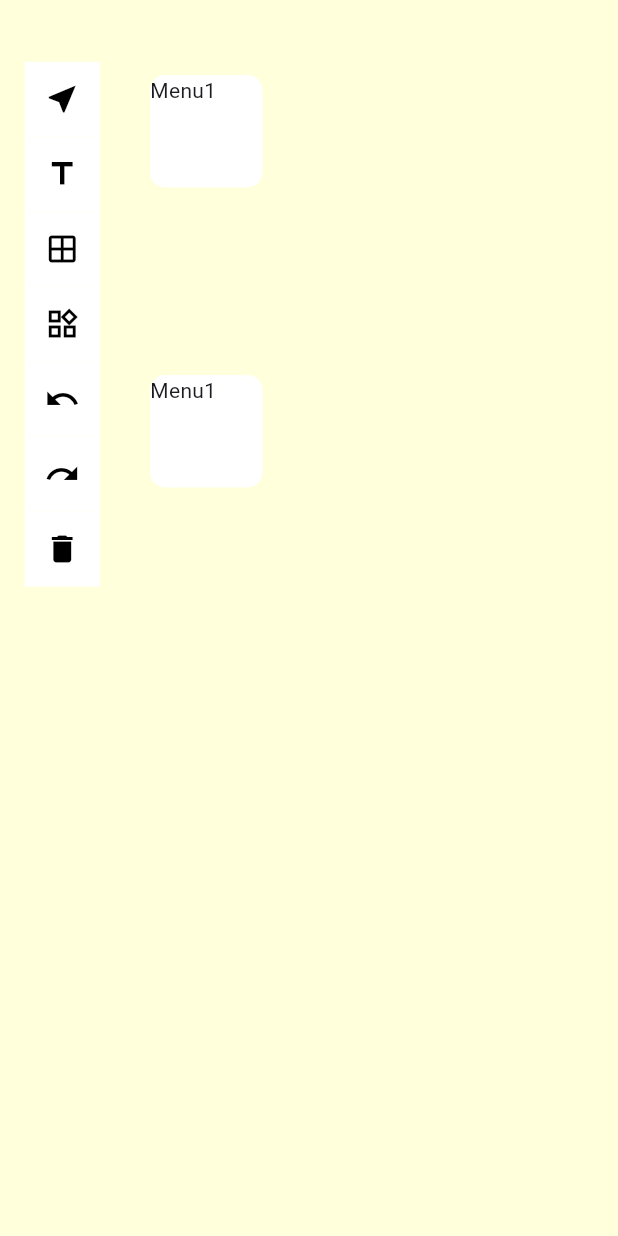
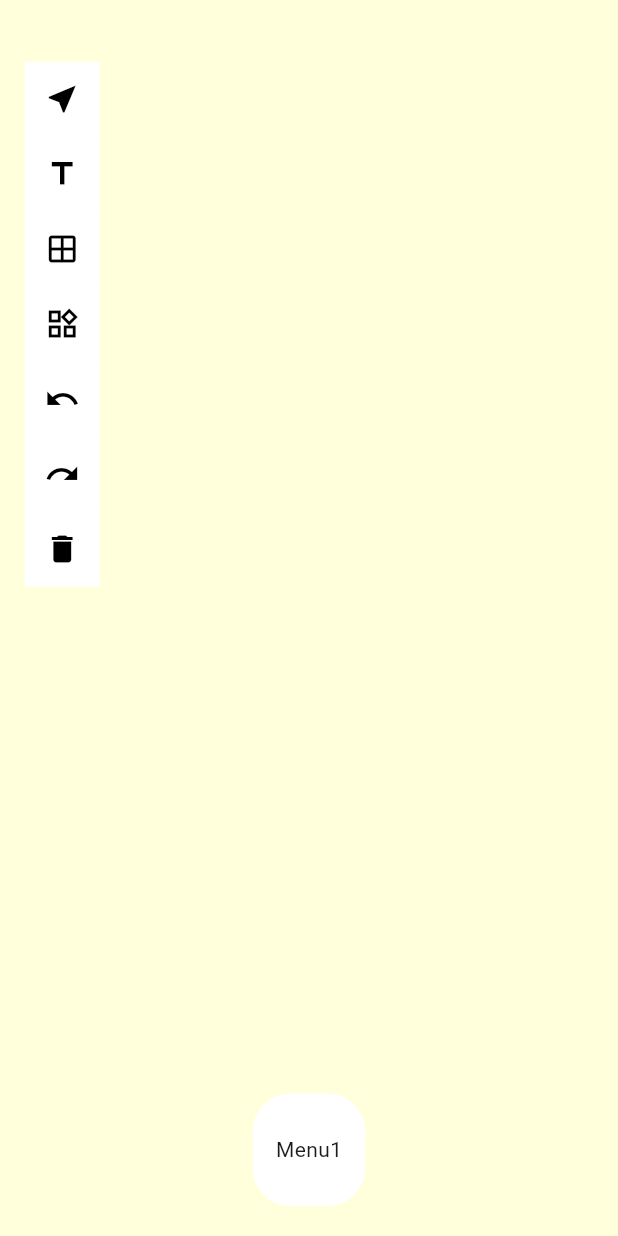
Before and after one commit to ibrahimsezer/Draggable_Interaction, a Flutter app: the screen it shows after launch, on a phone screen of 412 x 824 dp. Run offline on Flutter 3.47's test engine with Material 3 defaults, Android fonts, the light colour scheme and no system bars; our stand-ins replace flutter_svg.

Commit message:
Added MenuButton

```diff
--- a/lib/providers/widget_provider.dart
+++ b/lib/providers/widget_provider.dart
@@ -67,4 +67,13 @@ class WidgetProvider with ChangeNotifier {
     _getWidgetHeight = height;
     notifyListeners();
   }
+
+  //todo rework
+  bool _isMenuTapActive = false;
+  get isMenuTapActive => _isMenuTapActive;
+  set isMenuTapActive(isActive){
+    isActive = !_isMenuTapActive;
+    _isMenuTapActive = isActive;
+    notifyListeners();
+  }
 }
--- a/lib/ui/main_board.dart
+++ b/lib/ui/main_board.dart
@@ -3,6 +3,7 @@ import 'package:draggable_example/ui/widgets/activities_bar/activity_bar.dart';
 import 'package:draggable_example/ui/widgets/activities_bar/activity_grid_bar.dart';
 import 'package:draggable_example/ui/widgets/activities_bar/activity_grid_svg_bar.dart';
 import 'package:draggable_example/ui/widgets/interface_buttons.dart';
+import 'package:draggable_example/ui/widgets/menu_button.dart';
 import 'package:flutter/material.dart';
 import 'package:provider/provider.dart';
 
@@ -28,6 +29,11 @@ class _MainBoardState extends State<MainBoard> {
   double mainPosY = 0;
   double thisActivityBarPosY = 0;
   double thisActivityBarPosX = 0;
+
+  double menuWidth = 75;
+  double menuHeight = 75;
+  String menuText = "Menu1";
+  Color menuColor = Colors.white;
 
   @override
   Widget build(BuildContext context) {
@@ -129,40 +135,12 @@ class _MainBoardState extends State<MainBoard> {
                             ? gridSvgListX[0].toDouble()
                             : gridSvgListX[1].toDouble(),
                         child: ActivityGridSvgBar()),
-                  Positioned(
-                    top: 50,
-                    left: 100,
-                    child: InkWell(
-                      onTap: () {
-                        //todo clicked menu
-                      },
-                      child: Container(
-                        child: Text("Menu1"),
-                        width: 75,
-                        height: 75,
-                        decoration: BoxDecoration(
-                            borderRadius: BorderRadius.circular(10),
-                            color: Colors.white),
-                      ),
-                    ),
-                  ),
-                  Positioned(
-                    top: 250,
-                    left: 100,
-                    child: InkWell(
-                      onTap: () {
-                        //todo clicked menu
-                      },
-                      child: Container(
-                        child: Text("Menu1"),
-                        width: 75,
-                        height: 75,
-                        decoration: BoxDecoration(
-                            borderRadius: BorderRadius.circular(10),
-                            color: Colors.white),
-                      ),
-                    ),
-                  ),
+                  MenuButton(
+                      screenX: screenX,
+                      menuWidth: menuWidth,
+                      menuHeight: menuHeight,
+                      menuColor: menuColor,
+                      menuText: menuText),
                 ],
               );
             },
--- /dev/null
+++ b/lib/ui/widgets/menu_button.dart
@@ -0,0 +1,44 @@
+import 'package:flutter/material.dart';
+import 'package:provider/provider.dart';
+
+import '../../providers/widget_provider.dart';
+
+class MenuButton extends StatelessWidget {
+  const MenuButton({
+    super.key,
+    required this.screenX,
+    required this.menuWidth,
+    required this.menuHeight,
+    required this.menuColor,
+    required this.menuText,
+  });
+
+  final double screenX;
+  final double menuWidth;
+  final double menuHeight;
+  final Color menuColor;
+  final String menuText;
+
+  @override
+  Widget build(BuildContext context) {
+    return Positioned(
+      bottom: 20,
+      left: screenX / 2 - 37.5,
+      child: InkWell(
+        onTap: () {
+          //todo clicked menu
+          //if ontap is active, invisible menu container
+          //create new container, exit, create new canvas
+          context.read<WidgetProvider>().isMenuTapActive();
+        },
+        child: Container(
+          width: menuWidth,
+          height: menuHeight,
+          decoration: BoxDecoration(
+              borderRadius: BorderRadius.circular(25), color: menuColor),
+          child: Align(alignment: Alignment.center, child: Text(menuText)),
+        ),
+      ),
+    );
+  }
+}
```
